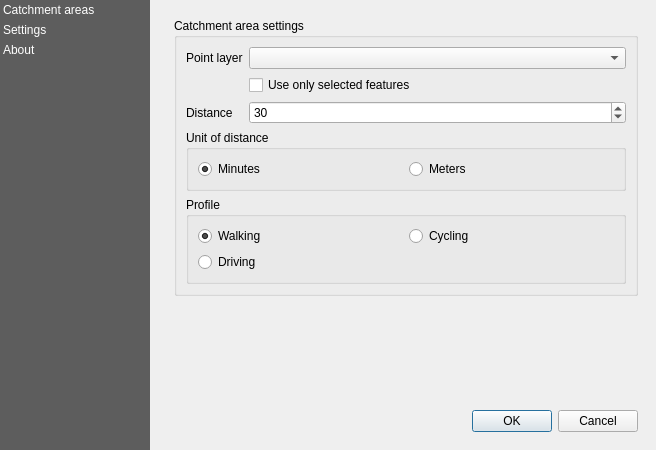
Above: EdPlanning/resources/ui/main.ui from iiepdev/school-catchment-plugin before the change. Below: the same form after it.
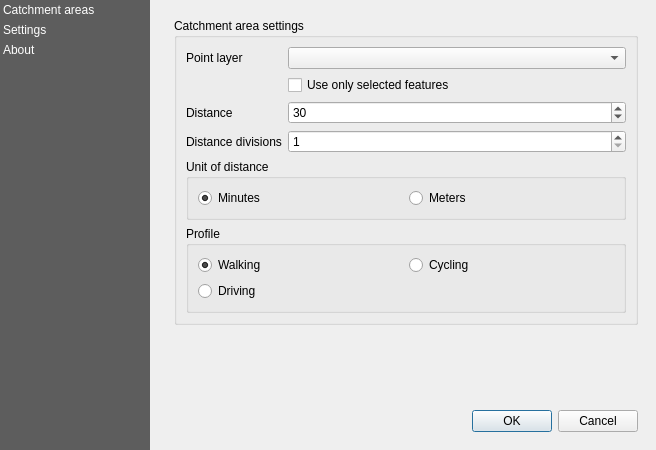
That is the form after the change. Custom widgets are drawn as their Qt base class.

Commit message: Allow calculating multiple buckets; resolve #24

The edit to the form file:
```diff
--- a/EdPlanning/resources/ui/main.ui
+++ b/EdPlanning/resources/ui/main.ui
@@ -180,6 +180,32 @@
                    </property>
                   </widget>
                  </item>
+                 <item row="3" column="0">
+                  <widget class="QLabel" name="label_buckets">
+                   <property name="text">
+                    <string>Distance divisions</string>
+                   </property>
+                  </widget>
+                 </item>
+                 <item row="3" column="1">
+                  <widget class="QgsSpinBox" name="spinbox_buckets">
+                   <property name="minimum">
+                    <number>1</number>
+                   </property>
+                   <property name="maximum">
+                    <number>8</number>
+                   </property>
+                   <property name="singleStep">
+                    <number>1</number>
+                   </property>
+                   <property name="value">
+                    <number>1</number>
+                   </property>
+                   <property name="clearValue">
+                    <bool>true</bool>
+                   </property>
+                  </widget>
+                 </item>
                 </layout>
                </item>
                <item>
```
The commit also changes 4 other files.
